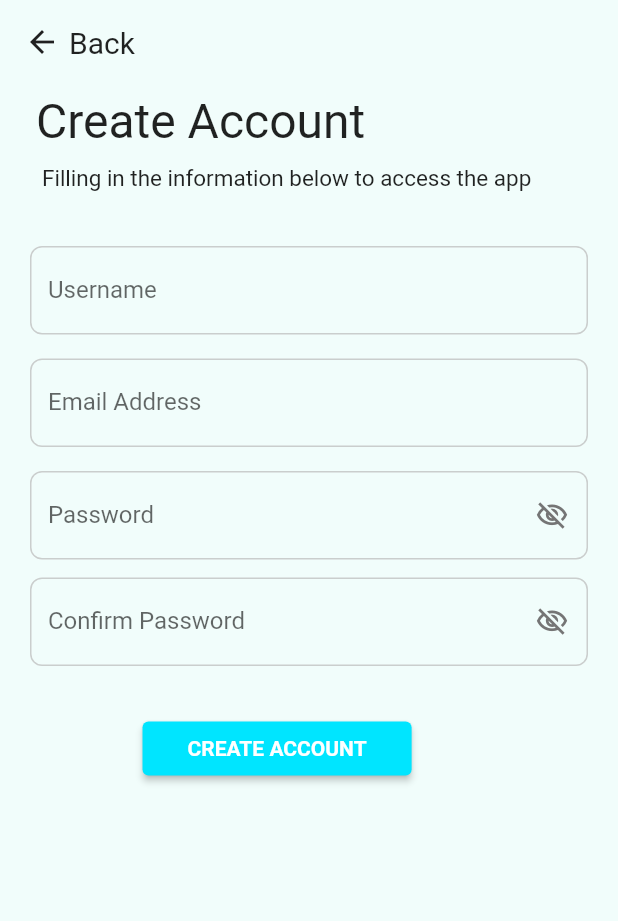
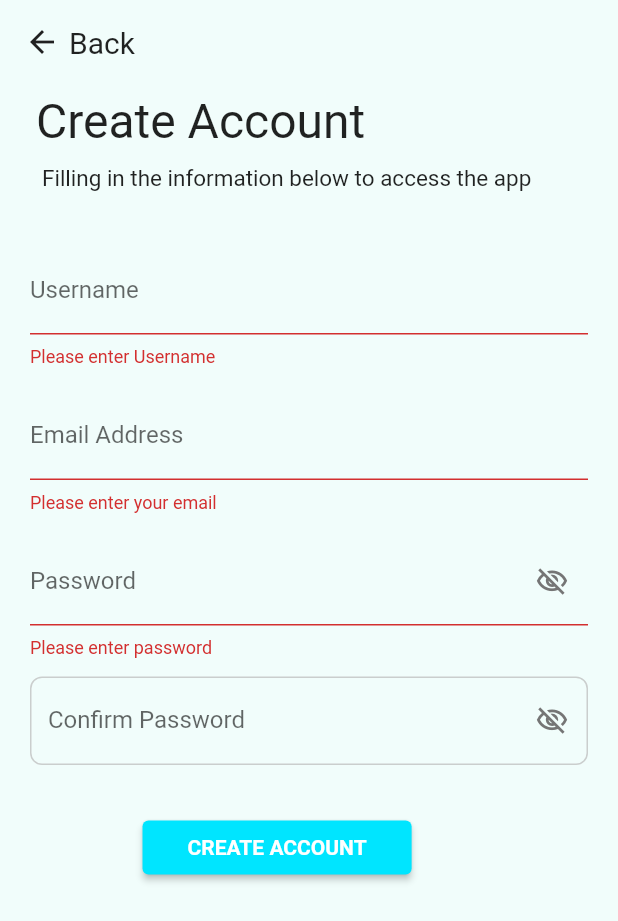
Before and after one commit to 20014013-LamHengYee/r3grow, a Flutter app: the SignUpPageWidget screen opened directly, after a tap on "CREATE ACCOUNT", on a phone screen of 412 x 824 dp. Shown: the top 921 px of the screen. Run offline on Flutter 3.47's test engine with Material 2 defaults, Android fonts, the phone set to English and light mode, and no system bars; our stand-ins replace animated_splash_screen, cloud_firestore, firebase_auth, firebase_core, fluttertoast; missing offline and left inert: flutter_dialogflow; accounts and stored records are empty; Roboto replaces fonts that are missing (Lexend Deca, Poppins).

Commit message:
sign up page done by hy

```diff
--- a/lib/Journey/journey.dart
+++ b/lib/Journey/journey.dart
@@ -8,7 +8,7 @@ import 'package:r3grow/chatbot/chatbot.dart';
 // import 'package:firebase_auth/firebase_auth.dart';
 
 class HomePageWidget extends StatefulWidget {
-  const HomePageWidget({Key key}) : super(key: key);
+  const HomePageWidget({Key? key}) : super(key: key);
 
   @override
   _HomePageWidgetState createState() => _HomePageWidgetState();
--- a/lib/Login/signUpPage.dart
+++ b/lib/Login/signUpPage.dart
@@ -1,7 +1,12 @@
 // ignore: duplicate_ignore
 // ignore: file_names
 // ignore_for_file: prefer_const_constructors, use_full_hex_values_for_flutter_colors, file_names
+import 'package:cloud_firestore/cloud_firestore.dart';
+import 'package:firebase_auth/firebase_auth.dart';
 import 'package:flutter/material.dart';
+import 'package:fluttertoast/fluttertoast.dart';
+import 'package:r3grow/databaseModel/user_model.dart';
+import 'package:r3grow/main.dart';
 
 class SignUpPageWidget extends StatefulWidget {
   const SignUpPageWidget({Key? key}) : super(key: key);
@@ -13,6 +18,8 @@ class SignUpPageWidget extends StatefulWidget {
 class _SignUpPageWidgetState extends State<SignUpPageWidget> {
   // form key
   final _formKey = GlobalKey<FormState>();
+
+  final _auth = FirebaseAuth.instance;
 
   //editing controller
   TextEditingController usernameController = TextEditingController();
@@ -133,6 +140,12 @@ class _SignUpPageWidgetState extends State<SignUpPageWidget> {
                                 // ),
                                 autofocus: false,
                                 keyboardType: TextInputType.name,
+                                validator: (value) {
+                                  if (value!.isEmpty) {
+                                    return ("Please enter Username");
+                                  }
+                                  return null;
+                                },
                                 onSaved: (value) {
                                   usernameController.text = value!;
                                 },
@@ -178,7 +191,18 @@ class _SignUpPageWidgetState extends State<SignUpPageWidget> {
                               //   () => setState(() {}),
                               // ),
                               autofocus: false,
-                              //validator: () {},
+                              validator: (value) {
+                                if (value!.isEmpty) {
+                                  return ("Please enter your email");
+                                }
+                                // reg expression for email validation
+                                if (!RegExp(
+                                        "^[a-zA-Z0-9+_.-]+@[a-zA-Z0-9+_.-]+.[a-z]")
+                                    .hasMatch(value)) {
+                                  return ("Please Enter a valid email");
+                                }
+                                return null;
+                              },
                               keyboardType: TextInputType.emailAddress,
                               onSaved: (value) {
                                 emailController.text = value!;
@@ -224,7 +248,16 @@ class _SignUpPageWidgetState extends State<SignUpPageWidget> {
                               //   () => setState(() {}),
                               // ),
                               autofocus: false,
-                              //validator: () {},
+                              validator: (value) {
+                                RegExp regEx = RegExp(r'^.{7,}$');
+                                if (value!.isEmpty) {
+                                  return ("Please enter password");
+                                }
+
+                                if (!regEx.hasMatch(value)) {
+                                  return ("Please enter valid password(Min. 7 character)");
+                                }
+                              },
                               onSaved: (value) {
                                 passwordController.text = value!;
                               },
@@ -283,7 +316,13 @@ class _SignUpPageWidgetState extends State<SignUpPageWidget> {
                               //   () => setState(() {}),
                               // ),
                               autofocus: false,
-                              //validator: () {},
+                              validator: (value) {
+                                if (confirmPasswordController.text !=
+                                    passwordController.text) {
+                                  return "Password don't match";
+                                }
+                                return null;
+                              },
                               onSaved: (value) {
                                 confirmPasswordController.text = value!;
                               },
@@ -332,7 +371,10 @@ class _SignUpPageWidgetState extends State<SignUpPageWidget> {
                         Padding(
                           padding: EdgeInsetsDirectional.fromSTEB(95, 15, 0, 0),
                           child: ElevatedButton(
-                            onPressed: () {},
+                            onPressed: () {
+                              signUp(emailController.text,
+                                  passwordController.text);
+                            },
                             child: const Text(
                               "CREATE ACCOUNT",
                               style: TextStyle(
@@ -359,4 +401,41 @@ class _SignUpPageWidgetState extends State<SignUpPageWidget> {
       ),
     );
   }
+
+  void signUp(String email, String password) async {
+    if (_formKey.currentState!.validate()) {
+      await _auth
+          .createUserWithEmailAndPassword(email: email, password: password)
+          .then((value) => {postDetailsToFirestore()})
+          .catchError((e) {
+        Fluttertoast.showToast(msg: e!.message);
+      });
+    }
+  }
+
+  postDetailsToFirestore() async {
+    // calling our firestore
+    // calling our user model
+    // sending these values
+
+    // ignore: unused_local_variable
+    FirebaseFirestore firebaseFirestore = FirebaseFirestore.instance;
+    User? user = _auth.currentUser;
+
+    UserModel userModel = UserModel();
+
+    // writing all the values
+    userModel.email = user!.email;
+    userModel.uid = user.uid;
+    userModel.username = usernameController.text;
+
+    await firebaseFirestore
+        .collection("users")
+        .doc(user.uid)
+        .set(userModel.toMap());
+    Fluttertoast.showToast(msg: "Account created successfully!");
+
+    Navigator.pushAndRemoveUntil(context,
+        MaterialPageRoute(builder: (context) => MyApp()), (route) => false);
+  }
 }
```
